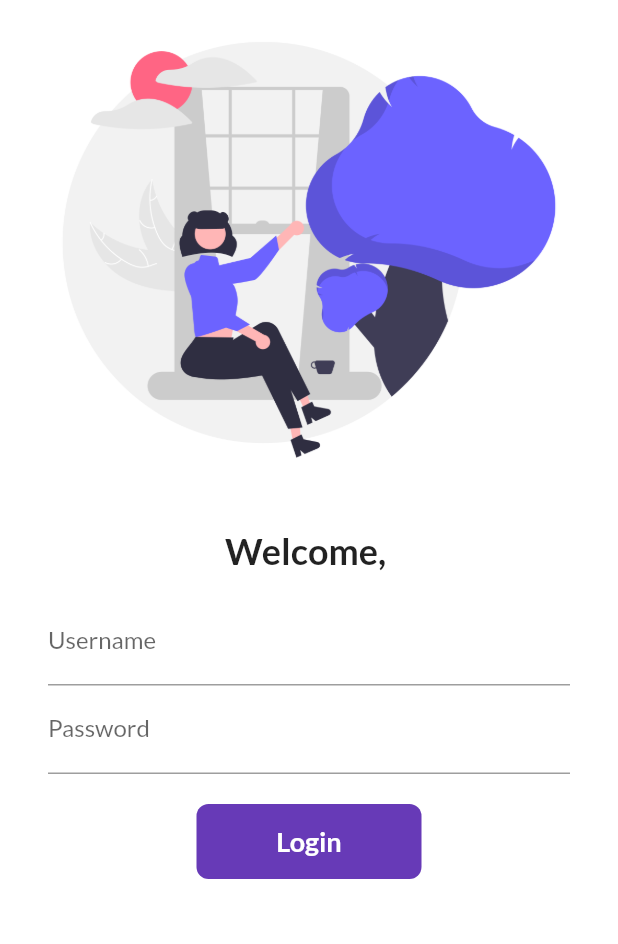
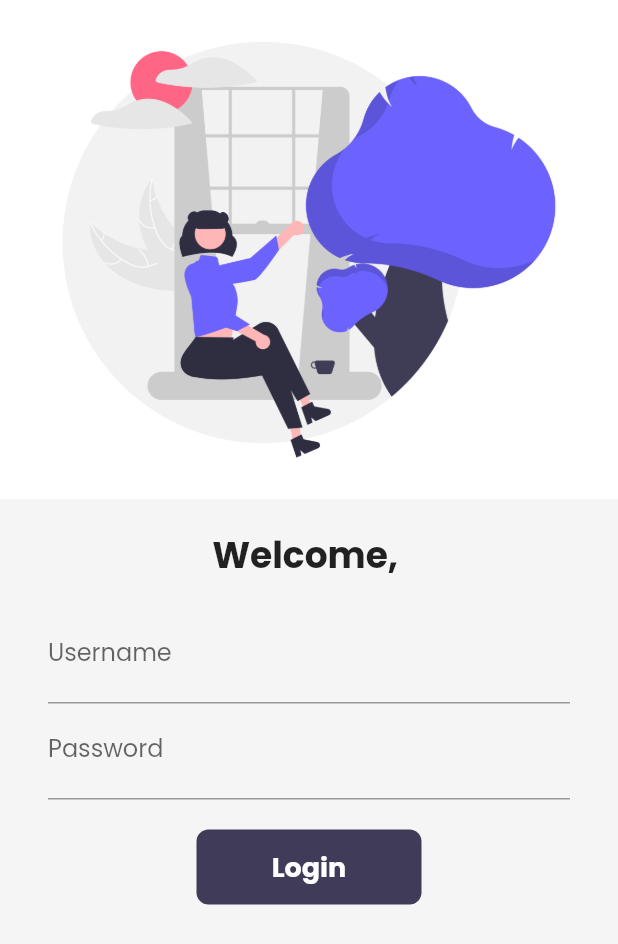
Before and after one commit to hossain-shahrier/basic_first_first, a Flutter app: the screen it shows after launch, on a phone screen of 412 x 824 dp. Shown: the top 944 px of the screen. Run offline on Flutter 3.47's test engine with Material 2 defaults, Android fonts, the phone set to English and light mode, and no system bars; our stand-ins replace google_fonts, velocity_x.

Commit message:
Dark | light theme

```diff
--- a/lib/main.dart
+++ b/lib/main.dart
@@ -1,3 +1,4 @@
+import 'package:basic_flutter/screens/cart_screen.dart';
 import 'package:basic_flutter/screens/home_screen.dart';
 import 'package:basic_flutter/screens/login_screen.dart';
 import 'package:basic_flutter/utils/routes.dart';
@@ -15,15 +16,16 @@ class MyApp extends StatelessWidget {
   @override
   Widget build(BuildContext context) {
     return MaterialApp(
-      themeMode: ThemeMode.light,
+      themeMode: ThemeMode.system,
       theme: MyTheme.lightTheme(context),
       darkTheme: MyTheme.darkTheme(context),
       debugShowCheckedModeBanner: false,
-      initialRoute: "/",
+      initialRoute: "/login",
       routes: {
         "/": (context) => const LoginScreen(),
         MyRoutes.homeRoute: (context) => const HomeScreen(),
         MyRoutes.loginRoute: (context) => const LoginScreen(),
+        MyRoutes.cartRoute: (context) => const CartScreen(),
       },
     );
   }
--- a/lib/screens/login_screen.dart
+++ b/lib/screens/login_screen.dart
@@ -1,5 +1,6 @@
 import 'package:basic_flutter/utils/routes.dart';
 import 'package:flutter/material.dart';
+import 'package:velocity_x/velocity_x.dart';
 
 class LoginScreen extends StatefulWidget {
   const LoginScreen({super.key});
@@ -34,7 +35,7 @@ class _LoginScreenState extends State<LoginScreen> {
   @override
   Widget build(BuildContext context) {
     return Material(
-        color: Colors.white,
+        color: context.canvasColor,
         child: SingleChildScrollView(
           child: Form(
             key: _formKey,
@@ -98,7 +99,7 @@ class _LoginScreenState extends State<LoginScreen> {
                       Material(
                         borderRadius:
                             BorderRadius.circular(changeButton ? 50 : 8),
-                        color: Colors.deepPurple,
+                        color: context.theme.buttonColor,
                         child: InkWell(
                           onTap: () => moveToHome(context),
                           child: AnimatedContainer(
--- a/lib/utils/routes.dart
+++ b/lib/utils/routes.dart
@@ -2,4 +2,5 @@ class MyRoutes {
   static String loginRoute = "/login";
   static String homeRoute = "/home";
   static String homeDetailsRoute = "/detail";
+  static String cartRoute = "/cart";
 }
--- a/lib/widgets/home_widgets/catalog_header.dart
+++ b/lib/widgets/home_widgets/catalog_header.dart
@@ -1,8 +1,6 @@
 //Header
 import 'package:flutter/cupertino.dart';
 import 'package:velocity_x/velocity_x.dart';
-
-import '../../widgets/themes.dart';
 
 class CatalogHeader extends StatelessWidget {
   const CatalogHeader({Key? key}) : super(key: key);
@@ -12,7 +10,7 @@ class CatalogHeader extends StatelessWidget {
     return Column(
       crossAxisAlignment: CrossAxisAlignment.start,
       children: [
-        "Catalog App".text.xl5.bold.color(MyTheme.darkBluishColor).make(),
+        "Catalog App".text.xl5.bold.color(context.theme.accentColor).make(),
         "Trending products".text.xl2.make()
       ],
     );
--- a/lib/widgets/home_widgets/catalog_image.dart
+++ b/lib/widgets/home_widgets/catalog_image.dart
@@ -1,7 +1,5 @@
 import 'package:flutter/cupertino.dart';
 import 'package:velocity_x/velocity_x.dart';
-
-import '../../widgets/themes.dart';
 
 class CatalogImage extends StatelessWidget {
   final String image;
@@ -11,6 +9,6 @@ class CatalogImage extends StatelessWidget {
   Widget build(BuildContext context) {
     return Image.network(
       image,
-    ).box.rounded.p8.color(MyTheme.creamColor).make().p16().w40(context);
+    ).box.rounded.p8.color(context.canvasColor).make().p16().w40(context);
   }
 }
--- a/lib/widgets/themes.dart
+++ b/lib/widgets/themes.dart
@@ -1,10 +1,15 @@
 import 'package:flutter/material.dart';
 import 'package:google_fonts/google_fonts.dart';
+import 'package:velocity_x/velocity_x.dart';
 
 class MyTheme {
   static ThemeData lightTheme(BuildContext context) => ThemeData(
         primarySwatch: Colors.deepPurple,
-        fontFamily: GoogleFonts.lato().fontFamily,
+        fontFamily: GoogleFonts.poppins().fontFamily,
+        cardColor: Colors.white,
+        canvasColor: creamColor,
+        buttonColor: darkBluishColor,
+        accentColor: darkBluishColor,
         appBarTheme: const AppBarTheme(
           color: Colors.white,
           elevation: 0.0,
@@ -19,8 +24,26 @@ class MyTheme {
       );
   static ThemeData darkTheme(BuildContext context) => ThemeData(
         brightness: Brightness.dark,
+        fontFamily: GoogleFonts.poppins().fontFamily,
+        cardColor: Colors.black,
+        canvasColor: darkColor,
+        buttonColor: lightBluishColor,
+        accentColor: Colors.white,
+        appBarTheme: const AppBarTheme(
+          color: Colors.black,
+          elevation: 0.0,
+          iconTheme: IconThemeData(
+            color: Colors.white,
+          ),
+          titleTextStyle: TextStyle(
+            color: Colors.black,
+            fontSize: 20.0,
+          ),
+        ),
       );
   //  Colors
   static Color creamColor = const Color(0xfff5f5f5);
+  static Color darkColor = Vx.gray900;
   static Color darkBluishColor = const Color(0xff403b58);
+  static Color lightBluishColor = Vx.indigo500;
 }
```
Also changed, not shown: lib/screens/cart_screen.dart (added, +18 -0 lines), lib/screens/home_detail_screen.dart (+19 -8 lines), lib/screens/home_screen.dart (+11 -2 lines), lib/widgets/home_widgets/catalog_list.dart (+11 -6 lines).
